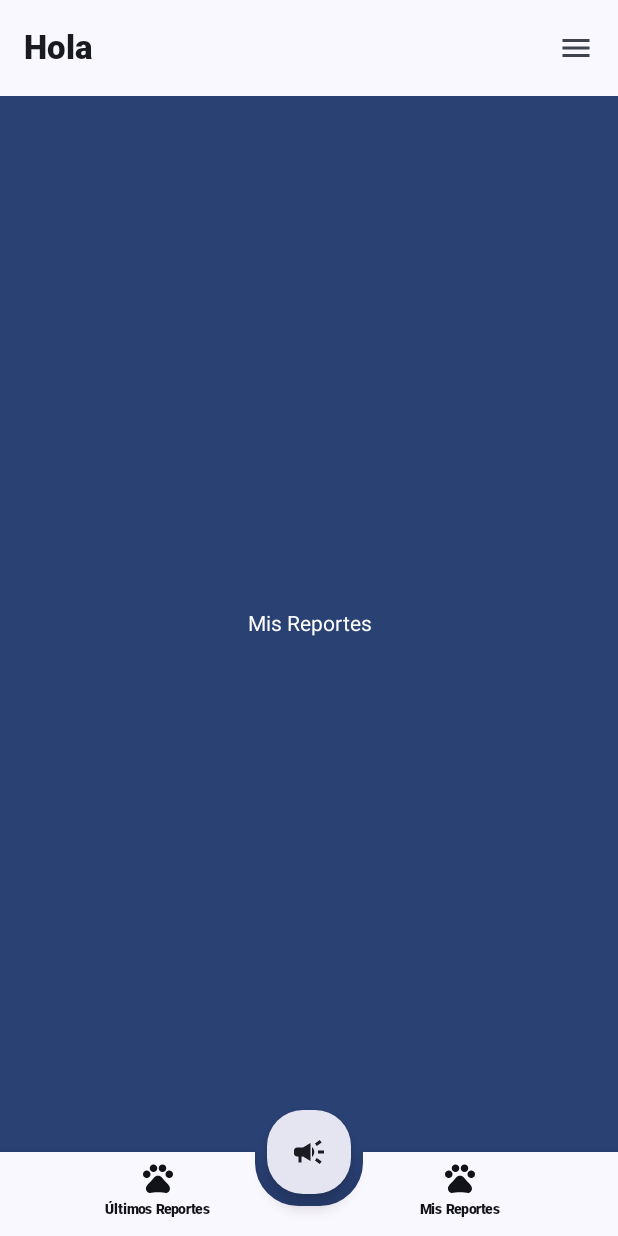
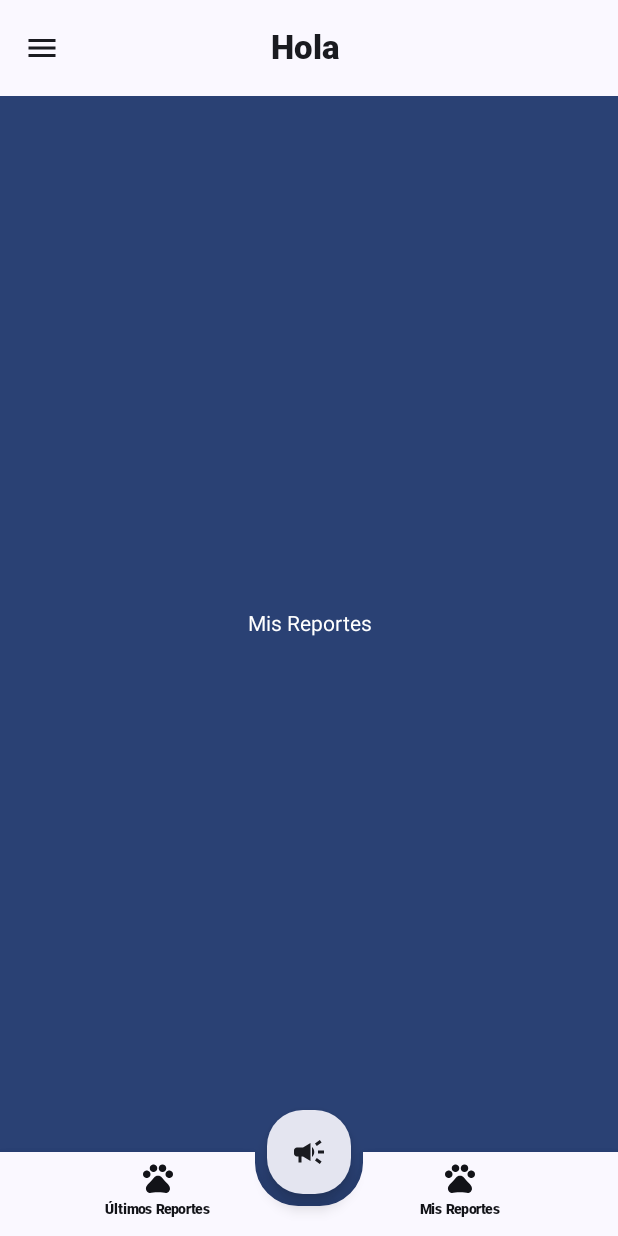
Before and after one commit to JoseAntonion/Busca-PET, an Android app built with Jetpack Compose: the my_reports screen opened through its navigation route, on a phone screen of 412 x 824 dp. Run offline under Robolectric (Android 15) with nearby library versions, the light colour scheme and no system bars; our stand-ins replace Firebase (no records; nobody signed in at launch, a user with empty details on screens opened directly), livedata-compose.

Commit message:
add commonScaffold extra configurations

```diff
--- a/app/src/main/java/com/example/buscapet/ui/screens/commons/CommonScaffold.kt
+++ b/app/src/main/java/com/example/buscapet/ui/screens/commons/CommonScaffold.kt
@@ -2,10 +2,12 @@ package com.example.buscapet.ui.screens.commons
 
 import android.content.res.Configuration
 import androidx.compose.foundation.layout.PaddingValues
-import androidx.compose.material.AlertDialog
 import androidx.compose.material.FabPosition
 import androidx.compose.material.Scaffold
+import androidx.compose.material.icons.Icons
+import androidx.compose.material.icons.filled.Favorite
 import androidx.compose.runtime.Composable
+import androidx.compose.ui.graphics.vector.ImageVector
 import androidx.compose.ui.tooling.preview.Preview
 import androidx.navigation.NavController
 import androidx.navigation.compose.rememberNavController
@@ -37,22 +39,28 @@ fun CommonScaffoldM2(
 
 @Composable
 fun CommonScaffoldM3(
-    navController: NavController,
     userName: String? = "No Name",
     content: @Composable (PaddingValues) -> Unit,
-    fabAction: () -> Unit
+    fabAction: @Composable () -> Unit = {},
+    topAppBarIcon: ImageVector,
+    topAppBarIconClick: () -> Unit,
+    bottomAppBar: @Composable () -> Unit = {}
 ) {
     BuscaPetTheme {
         Scaffold(
-            bottomBar = {
-                CommonBottomAppBarM3(
-                    navController = navController
-                )
-            },
-            floatingActionButton = { CommonFabM3 { fabAction() } },
+            bottomBar = { bottomAppBar() },
+            floatingActionButton = { fabAction() },
             isFloatingActionButtonDocked = true,
             floatingActionButtonPosition = FabPosition.Center,
-            topBar = { AppBar(userName) } // TOOLBAR
+            topBar = {
+                //AppBar(userName)
+                CommonCenterAlignedTopAppBar(
+                    profileName = userName,
+                    navIcon = topAppBarIcon,
+                    onNavIconClick = { topAppBarIconClick() },
+                    action = {}
+                )
+            }
         ) { padding ->
             content(padding)
         }
@@ -75,8 +83,10 @@ fun M2() {
 @Composable
 fun M3() {
     CommonScaffoldM3(
-        navController = rememberNavController(),
         content = {},
-        fabAction = {}
+        fabAction = {},
+        topAppBarIcon = Icons.Default.Favorite,
+        topAppBarIconClick = {},
+        userName = "Demo UserName"
     )
 }
--- a/app/src/main/java/com/example/buscapet/ui/screens/my_reports/MyReportsScreen.kt
+++ b/app/src/main/java/com/example/buscapet/ui/screens/my_reports/MyReportsScreen.kt
@@ -8,6 +8,8 @@ import androidx.compose.foundation.layout.Box
 import androidx.compose.foundation.layout.fillMaxSize
 import androidx.compose.foundation.layout.padding
 import androidx.compose.material.Text
+import androidx.compose.material.icons.Icons
+import androidx.compose.material.icons.filled.Menu
 import androidx.compose.material3.MaterialTheme
 import androidx.compose.runtime.Composable
 import androidx.compose.runtime.livedata.observeAsState
@@ -20,6 +22,8 @@ import androidx.lifecycle.viewmodel.compose.viewModel
 import androidx.navigation.NavHostController
 import androidx.navigation.compose.rememberNavController
 import com.example.buscapet.ui.screens.commons.CommonAlertDialog
+import com.example.buscapet.ui.screens.commons.CommonBottomAppBarM3
+import com.example.buscapet.ui.screens.commons.CommonFabM3
 import com.example.buscapet.ui.screens.commons.CommonScaffoldM3
 import com.example.buscapet.ui.theme.BuscaPetTheme
 import com.google.firebase.auth.FirebaseAuth
@@ -44,7 +48,6 @@ fun MainView(
 
     BuscaPetTheme {
         CommonScaffoldM3(
-            navController = navController,
             userName = userName,
             content = { padding ->
                 Box(
@@ -62,7 +65,14 @@ fun MainView(
                 }
             },
             fabAction = {
-                viewModel.dialogState(true)
+                CommonFabM3 { viewModel.dialogState(true) }
+            },
+            topAppBarIcon = Icons.Default.Menu,
+            topAppBarIconClick = {},
+            bottomAppBar = {
+                CommonBottomAppBarM3(
+                    navController = navController
+                )
             }
         )
     }
```
Also changed, not shown: app/src/main/java/com/example/buscapet/ui/screens/commons/MainAppBar.kt (+21 -12 lines), app/src/main/java/com/example/buscapet/ui/screens/last_reports/LastReportsScreen.kt (+12 -2 lines), app/src/main/java/com/example/buscapet/ui/screens/report/ReportScreen.kt (+52 -23 lines).
